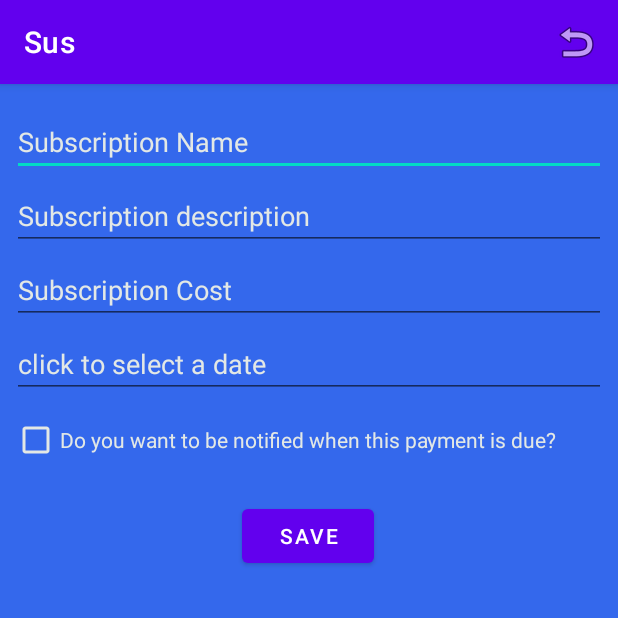
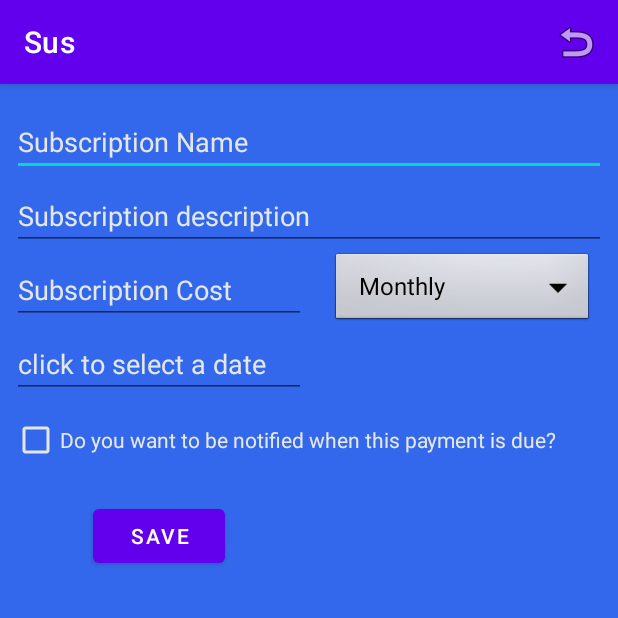
Before and after one commit to cvtc-Hunter-Bauer/2021_Sus, an Android app: the AddSub screen opened directly, with no data from a screen before it, on a phone screen of 412 x 824 dp, the top half of it. Run offline under Robolectric (Android 15) with nearby library versions, the phone set to English and light mode, and no system bars; libraries missing offline, so code that uses them is left out: com.github.mikephil.charting.

Commit message:
[Delivers #178112619], [Delivers #178080282] fixes graph bug and saves if payment is monthly or not

```diff
--- a/Sus/app/src/main/java/edu/cvtc/itCapstone/sus/AddSub.java
+++ b/Sus/app/src/main/java/edu/cvtc/itCapstone/sus/AddSub.java
@@ -20,14 +20,18 @@ import android.content.SharedPreferences;
 import android.database.Cursor;
 import android.database.sqlite.SQLiteDatabase;
 import android.os.Bundle;
+import android.preference.PreferenceManager;
 import android.text.TextUtils;
 import android.view.Menu;
 import android.view.MenuItem;
 import android.view.View;
+import android.widget.AdapterView;
+import android.widget.ArrayAdapter;
 import android.widget.Button;
 import android.widget.CheckBox;
 import android.widget.DatePicker;
 import android.widget.EditText;
+import android.widget.Spinner;
 import android.widget.Toast;
 
 import java.text.ParsePosition;
@@ -53,7 +57,10 @@ public class AddSub extends AppCompatActivity implements LoaderManager.LoaderCal
     private int mSubId;
     private SubscriptionOpenHelper mDbOpenHelper;
     private SharedPreferences sharedPref;
-
+    private SharedPreferences sharedPref2;
+    private String prefName = "spinner_value";
+    int id=0;
+    int p;
 
     private final SubscriptionInfo mSub = new SubscriptionInfo(0, "", "", 0.0, "");
     private int mSubNamePosition;
@@ -78,7 +85,7 @@ public class AddSub extends AppCompatActivity implements LoaderManager.LoaderCal
     private Cursor mCursor;
     private boolean mNewSub;
     private boolean mIsCancelling;
-
+    String chosenOption;
     @Override
     protected void onDestroy() {
         mDbOpenHelper.close();
@@ -104,6 +111,42 @@ public class AddSub extends AppCompatActivity implements LoaderManager.LoaderCal
         // mDatepicker = findViewById(R.id.sub_DatePicker);
         mDate = findViewById(R.id.text_date);
         mCheckbox = findViewById(R.id.cbx_notification);
+
+        // setting up the spinner with values
+        //get the spinner from the xml.
+        Spinner dropdown = findViewById(R.id.spinner1);
+        //create a list of items for the spinner.
+        String[] items = new String[]{"Monthly", "Quarterly", "Annually"};
+        //create an adapter to describe how the items are displayed
+
+        ArrayAdapter<String> adapter = new ArrayAdapter<>(this, android.R.layout.simple_spinner_dropdown_item, items);
+        //set the spinners adapter to the previously created one.
+        dropdown.setAdapter(adapter);
+        sharedPref2 = getSharedPreferences(prefName, MODE_PRIVATE);
+        id = sharedPref2.getInt("last_val",0);
+        dropdown.setSelection(id);
+
+     dropdown.setOnItemSelectedListener(new AdapterView.OnItemSelectedListener() {
+
+            @Override
+            public void onItemSelected(AdapterView<?> parent, View view, int position, long id) {
+
+                sharedPref2 = getSharedPreferences(prefName, MODE_PRIVATE);
+                SharedPreferences.Editor editor = sharedPref2.edit();
+                //---save the values in the EditText view to preferences---
+
+                editor.putInt("last_val", position);
+                editor.commit();
+                chosenOption = dropdown.getSelectedItem().toString();
+            }
+
+            @Override
+            public void onNothingSelected(AdapterView<?> parent) {
+
+            }
+       });
+
+
         mDate.setOnClickListener(new View.OnClickListener() {
             @Override
             public void onClick(View v) {
@@ -153,9 +196,11 @@ public class AddSub extends AppCompatActivity implements LoaderManager.LoaderCal
 
             @Override
             public void onClick(View v) {
+
                 if (mName.getText().toString().trim().isEmpty() || mDescription.getText().toString().trim().isEmpty() || mCost.getText().toString().trim().isEmpty() || mDate.getText().toString().trim().isEmpty()) {
                     Toast.makeText(AddSub.this, "Please make sure the fields are filled", Toast.LENGTH_SHORT).show();
                 } else {
+
                     if (savedInstanceState == null) {
 
                         saveOriginalSub();
@@ -174,6 +219,7 @@ public class AddSub extends AppCompatActivity implements LoaderManager.LoaderCal
                         editor.putInt(String.valueOf(mSubId), 0);
                         editor.apply();
                     }
+
                     startActivity(new Intent(AddSub.this, MainActivity.class));
                 }
             }
@@ -186,6 +232,7 @@ public class AddSub extends AppCompatActivity implements LoaderManager.LoaderCal
             mDeleteButton.setVisibility(View.VISIBLE);
         }
     }
+
 
     // upper right back button will work as back and cancel
     @Override
@@ -292,6 +339,7 @@ public class AddSub extends AppCompatActivity implements LoaderManager.LoaderCal
         };
         task.loadInBackground();
     }
+
 
     private void showSub() {
 
--- a/Sus/app/src/main/java/edu/cvtc/itCapstone/sus/DatabaseContract.java
+++ b/Sus/app/src/main/java/edu/cvtc/itCapstone/sus/DatabaseContract.java
@@ -17,6 +17,7 @@ public class DatabaseContract {
         public static final String COLUMN_COST = "cost";
         public static final String COLUMN_DATE = "date";
 
+
         public static final String INDEX1 = TABLE_NAME + "_index1";
         public static final String SQL_CREATE_INDEX1 = "CREATE INDEX " + INDEX1 + " ON " +
                 TABLE_NAME + "(" + COLUMN_NAME + ")";
--- a/Sus/app/src/main/java/edu/cvtc/itCapstone/sus/MainActivity.java
+++ b/Sus/app/src/main/java/edu/cvtc/itCapstone/sus/MainActivity.java
@@ -9,9 +9,11 @@ import android.database.Cursor;
 import android.database.sqlite.SQLiteDatabase;
 import android.os.Build;
 import android.os.Bundle;
+import android.preference.PreferenceManager;
 import android.view.Menu;
 import android.view.MenuItem;
 import android.view.View;
+import android.widget.TextView;
 import android.widget.Toast;
 
 import androidx.annotation.NonNull;
@@ -35,14 +37,16 @@ public class MainActivity extends AppCompatActivity implements LoaderManager.Loa
     private RecyclerView mRecyclerSubs;
     private LinearLayoutManager mSubLayoutManger;
     private SubscriptionRecyclerAdapter mSubRecyclerAdapter;
-
+    private String prefName = "spinner_value";
     // Member constants
     public static final String MY_PREFS = "MyPrefs";
     public static final int LOADER_SUBS = 0;
     public static final String CHANNEL_ID = "channel_payments";
 
+
     // Boolean to check if the 'onCreateLoader' method has run
     private boolean mIsCreated = false;
+
 
 
 
--- a/Sus/app/src/main/res/layout/activity_add_sub.xml
+++ b/Sus/app/src/main/res/layout/activity_add_sub.xml
@@ -49,6 +49,7 @@
         android:layout_width="0dp"
         android:layout_height="wrap_content"
         android:layout_marginTop="4dp"
+        android:layout_marginEnd="200dp"
         android:ems="10"
         android:gravity="start|top"
         android:hint="@string/subscription_cost_hint"
@@ -58,6 +59,16 @@
         android:textColorHint="#E3E8E5"
         app:layout_constraintEnd_toEndOf="@+id/text_description"
         app:layout_constraintStart_toStartOf="@+id/text_description"
+        app:layout_constraintTop_toBottomOf="@+id/text_description" />
+
+    <Spinner
+        android:id="@+id/spinner1"
+        android:layout_width="175dp"
+        android:layout_height="52dp"
+        android:background="@android:drawable/btn_dropdown"
+        android:spinnerMode="dropdown"
+        app:layout_constraintEnd_toEndOf="parent"
+        app:layout_constraintStart_toEndOf="@+id/text_cost"
         app:layout_constraintTop_toBottomOf="@+id/text_description" />
 
     <!-- Subscription date text entry   -->
--- a/Sus/app/src/main/res/layout/sub_list.xml
+++ b/Sus/app/src/main/res/layout/sub_list.xml
@@ -41,6 +41,8 @@
                 app:layout_constraintStart_toStartOf="@+id/sub_title"
                 app:layout_constraintTop_toBottomOf="@+id/sub_title" />
 
+
+
             <TextView
                 android:id="@+id/sub_cost"
                 android:layout_width="wrap_content"
@@ -49,6 +51,7 @@
                 android:textAppearance="@style/TextAppearance.AppCompat.Small"
                 app:layout_constraintEnd_toEndOf="parent"
                 app:layout_constraintTop_toTopOf="parent" />
+
 
             <TextView
                 android:id="@+id/sub_date"
```
